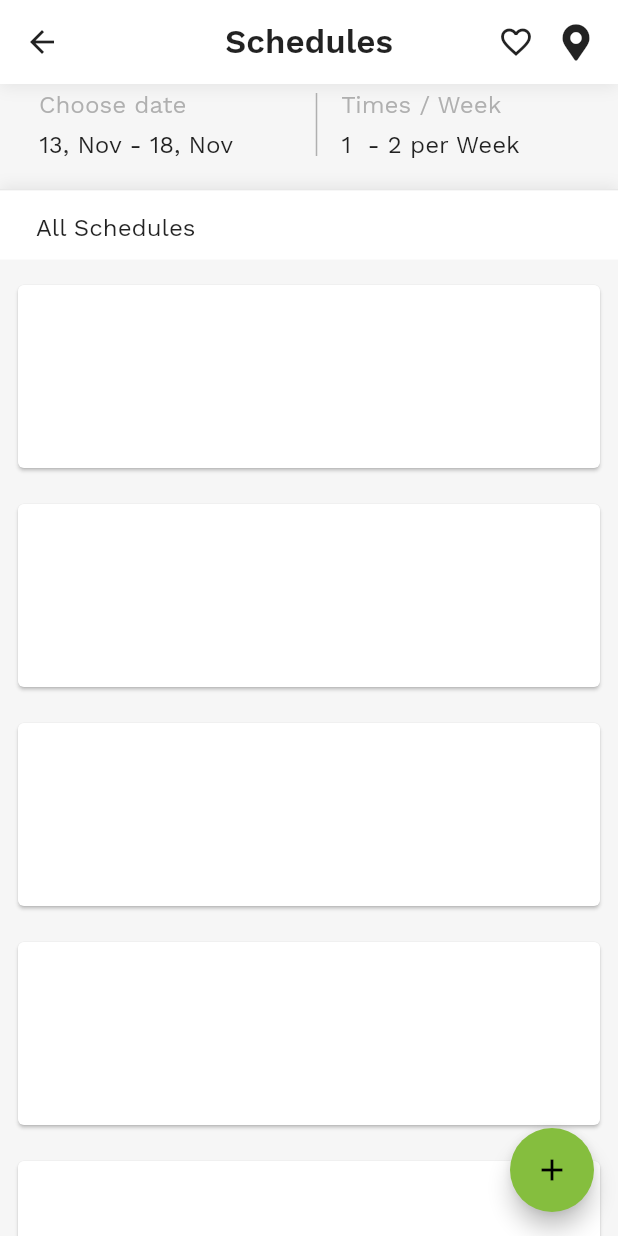
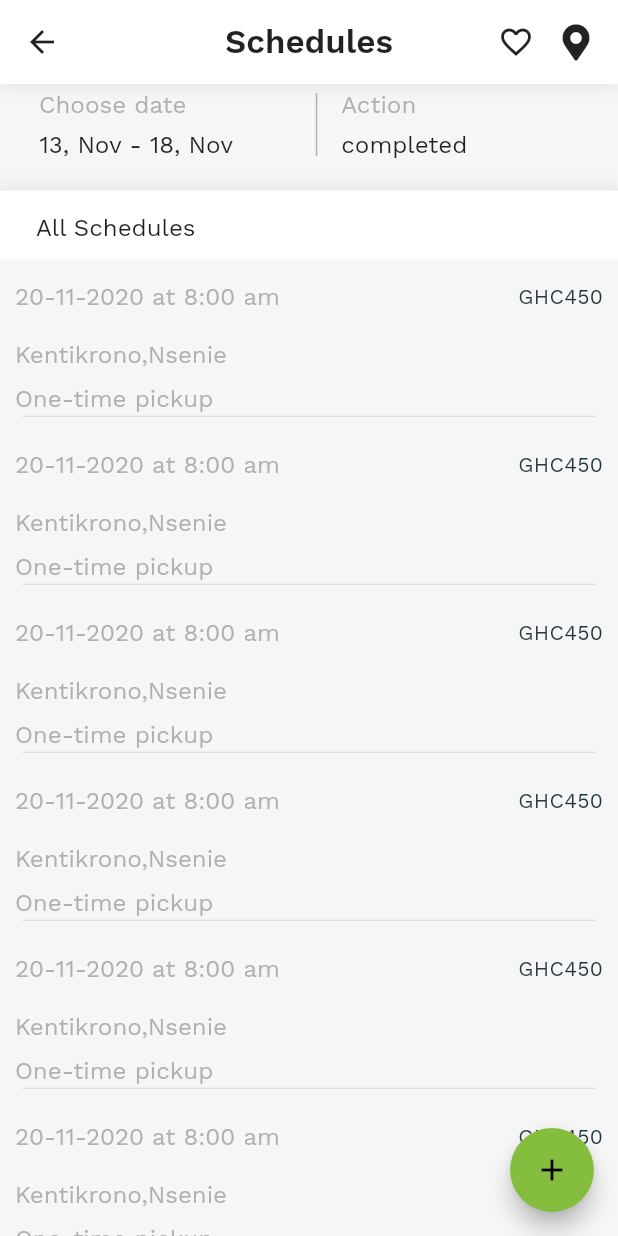
Before and after one commit to phil196000/trashsmart-client-app, a Flutter app: the ScheduleHomeScreen screen opened directly, on a phone screen of 412 x 824 dp. Run offline on Flutter 3.47's test engine with Material 2 defaults, Android fonts, the phone set to English and light mode, and no system bars; our stand-ins replace flutter_svg, font_awesome_flutter, get_it, stacked; missing offline and left inert: adobe_xd; network calls fail.

Commit message:
tweak +> cleanup schedules

```diff
--- a/lib/Screens/product_details/product_details.dart
+++ b/lib/Screens/product_details/product_details.dart
@@ -57,7 +57,7 @@ class _ProductDetailScreen extends State<ProductDetailScreen>
                 AspectRatio(
                   aspectRatio: 1.2,
                   child: Image.network(
-                      "https://storage.googleapis.com/storage.kumasihive.com/uploads/banner_e9f95535-988a-486f-a219-6f3c6fe0388a"),
+                      "https://image.made-in-china.com/202f0j00nTkReCKqEVpM/100L-120L-240L-Pedal-Type-Foot-Control-Plastic-Outdoor-Dustbin-Waste-Bin.jpg"),
                 ),
               ],
             ),
@@ -96,7 +96,7 @@ class _ProductDetailScreen extends State<ProductDetailScreen>
                             padding: const EdgeInsets.only(
                                 top: 32.0, left: 18, right: 16),
                             child: Text(
-                              'Web Design\nCourse',
+                              'Dust Bins',
                               textAlign: TextAlign.left,
                               style: TextStyle(
                                 fontWeight: FontWeight.w600,
--- a/lib/Screens/schedule/schedule_home_screen.dart
+++ b/lib/Screens/schedule/schedule_home_screen.dart
@@ -205,14 +205,13 @@ class ScheduleScreen extends State<ScheduleHomeScreen>
                       FocusScope.of(context).requestFocus(FocusNode());
                     },
                     child: Padding(
-                      padding: const EdgeInsets.only(
-                          left: 8, right: 8, top: 4, bottom: 4),
+                      padding: const EdgeInsets.only(left: 8, right: 8),
                       child: Column(
                         mainAxisAlignment: MainAxisAlignment.center,
                         crossAxisAlignment: CrossAxisAlignment.start,
                         children: <Widget>[
                           Text(
-                            'Times / Week',
+                            'Action ',
                             style: TextStyle(
                                 fontWeight: FontWeight.w100,
                                 fontSize: 16,
@@ -222,7 +221,7 @@ class ScheduleScreen extends State<ScheduleHomeScreen>
                             height: 8,
                           ),
                           Text(
-                            '1  - 2 per Week',
+                            'completed',
                             style: TextStyle(
                               fontWeight: FontWeight.w100,
                               fontSize: 16,
--- a/lib/Screens/schedule/widgets/schedule_card.dart
+++ b/lib/Screens/schedule/widgets/schedule_card.dart
@@ -1,4 +1,5 @@
 import 'package:flutter/material.dart';
+import 'package:trashsmart/Constants/app_theme.dart';
 
 class ScheduleCard extends StatelessWidget {
   final String label;
@@ -9,21 +10,69 @@ class ScheduleCard extends StatelessWidget {
 
   @override
   Widget build(BuildContext context) {
-    return Padding(
-      padding: const EdgeInsets.all(8.0),
-      child: Card(
-        child: InkWell(
+    return InkWell(
       onTap: onPressed,
       child: Container(
-            width: 127,
-            height: 122,
+        // height: 122,
+        child: Padding(
+          padding: const EdgeInsets.only(left: 10, right: 10),
           child: Column(
             mainAxisAlignment: MainAxisAlignment.center,
             crossAxisAlignment: CrossAxisAlignment.center,
             children: [
-
+              SizedBox(
+                height: 10,
+              ),
+              Row(
+                mainAxisAlignment: MainAxisAlignment.spaceBetween,
+                children: [
+                  Text(
+                    '20-11-2020 at 8:00 am ',
+                    style: TextStyle(
+                        fontWeight: FontWeight.w400,
+                        fontSize: 16,
+                        color: Colors.grey.withOpacity(0.8)),
+                  ),
+                  Text('GHC450', style: AppTheme.body2),
                 ],
               ),
+              SizedBox(
+                height: 20,
+              ),
+              Row(
+                children: [
+                  Text(
+                    'Kentikrono,Nsenie',
+                    style: TextStyle(
+                        fontWeight: FontWeight.w400,
+                        fontSize: 16,
+                        color: Colors.grey.withOpacity(0.8)),
+                  )
+                ],
+              ),
+              SizedBox(
+                height: 10,
+              ),
+              Row(
+                children: [
+                  Text(
+                    'One-time pickup',
+                    style: TextStyle(
+                        fontWeight: FontWeight.w400,
+                        fontSize: 16,
+                        color: Colors.grey.withOpacity(0.8)),
+                  )
+                ],
+              ),
+              Divider(
+                height: 5,
+                indent: 5,
+                endIndent: 5,
+              ),
+              SizedBox(
+                height: 10,
+              ),
+            ],
           ),
         ),
       ),
```
Lines whose indentation alone changed are shown as unchanged.
